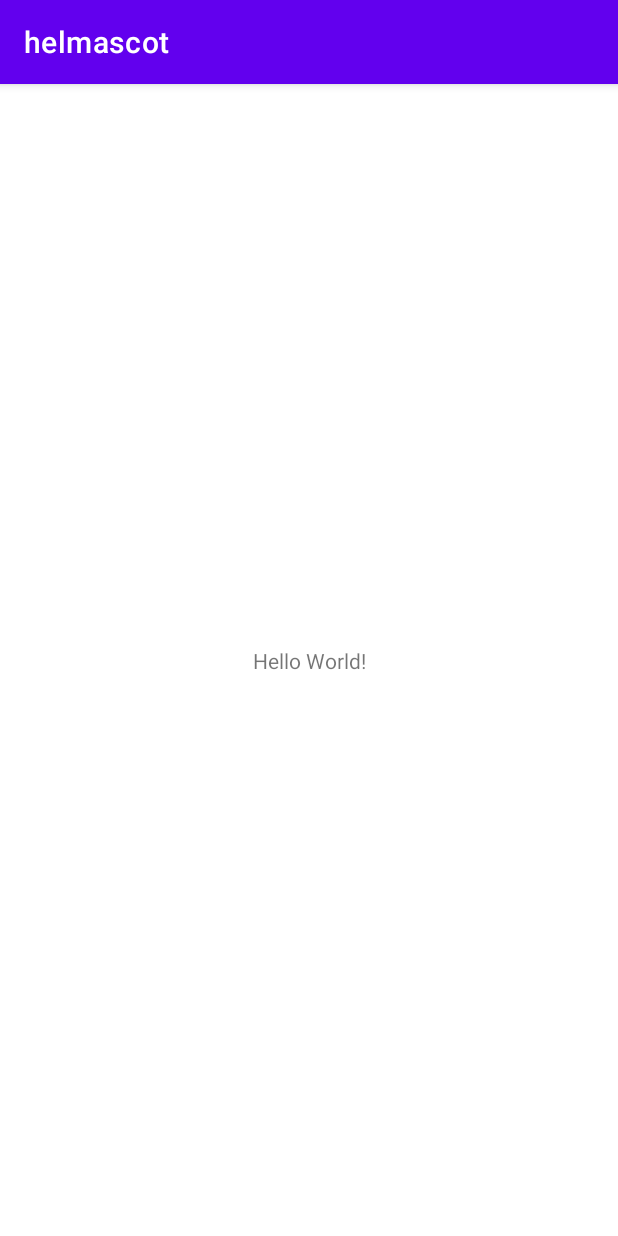
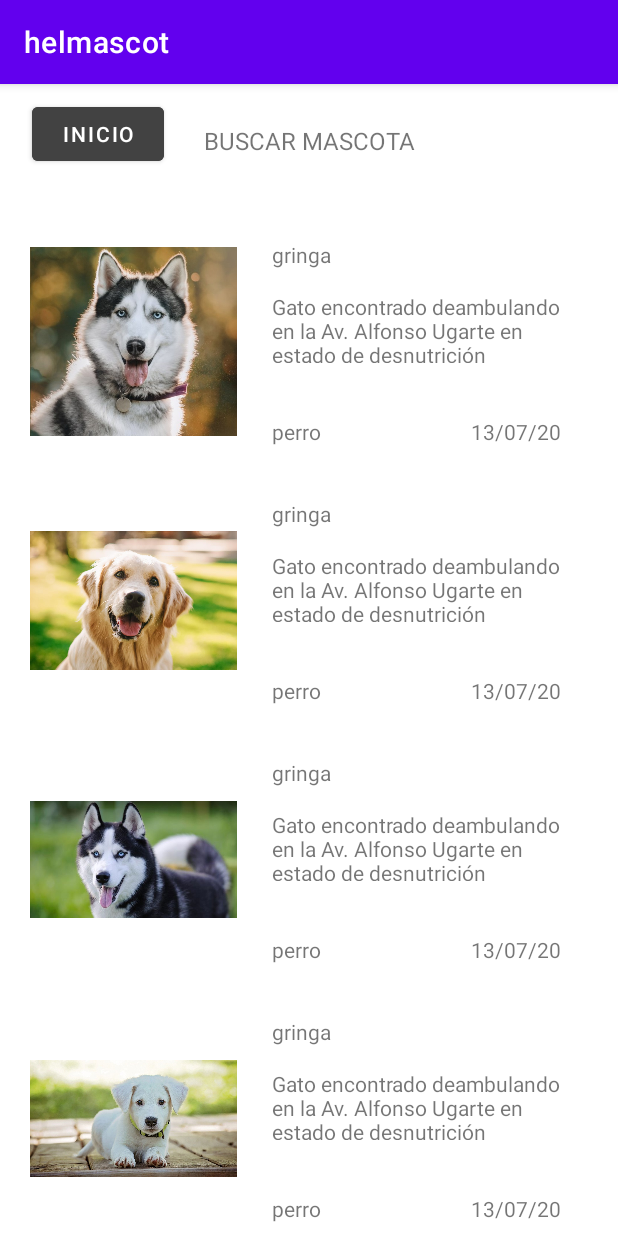
Before and after one commit to JimCode90/helmastoc-app-java, an Android app: the MainActivity screen opened directly, with no data from a screen before it, on a phone screen of 412 x 824 dp. Run offline under Robolectric (Android 15) with nearby library versions, the phone set to English and light mode, and no system bars.

Commit message:
ejercicio2 finalizado

```diff
--- /dev/null
+++ b/app/src/main/java/com/jimcode/helmascot/Adaptador/Mascota.java
@@ -0,0 +1,58 @@
+package com.jimcode.helmascot.Adaptador;
+
+public class Mascota {
+    private String nombre;
+    private int foto;
+    private String raza;
+    private String descripcion;
+    private String fecha;
+
+
+    public Mascota(String nombre, int foto, String raza, String descripcion, String fecha) {
+        this.nombre = nombre;
+        this.foto = foto;
+        this.raza = raza;
+        this.descripcion = descripcion;
+        this.fecha = fecha;
+    }
+
+    public String getNombre() {
+        return nombre;
+    }
+
+    public void setNombre(String nombre) {
+        this.nombre = nombre;
+    }
+
+    public int getFoto() {
+        return foto;
+    }
+
+    public void setFoto(int foto) {
+        this.foto = foto;
+    }
+
+    public String getRaza() {
+        return raza;
+    }
+
+    public void setRaza(String raza) {
+        this.raza = raza;
+    }
+
+    public String getDescripcion() {
+        return descripcion;
+    }
+
+    public void setDescripcion(String descripcion) {
+        this.descripcion = descripcion;
+    }
+
+    public String getFecha() {
+        return fecha;
+    }
+
+    public void setFecha(String fecha) {
+        this.fecha = fecha;
+    }
+}
--- /dev/null
+++ b/app/src/main/java/com/jimcode/helmascot/Adaptador/MascotaAdaptador.java
@@ -0,0 +1,44 @@
+package com.jimcode.helmascot.Adaptador;
+
+import android.view.LayoutInflater;
+import android.view.View;
+import android.view.ViewGroup;
+
+import androidx.annotation.NonNull;
+import androidx.recyclerview.widget.RecyclerView;
+
+import com.jimcode.helmascot.R;
+
+import java.util.ArrayList;
+
+public class MascotaAdaptador extends RecyclerView.Adapter {
+
+    private ArrayList<Mascota> mascotas;
+
+    public MascotaAdaptador(ArrayList<Mascota> mascotas) {
+        this.mascotas = mascotas;
+    }
+
+    @NonNull
+    @Override
+    public RecyclerView.ViewHolder onCreateViewHolder(@NonNull ViewGroup viewGroup, int i) {
+        View layout_item = LayoutInflater.from(viewGroup.getContext()).inflate(R.layout.mascota_item, viewGroup, false);
+        MascotaViewHolder mascotaViewHolder = new MascotaViewHolder(layout_item);
+        return mascotaViewHolder;
+    }
+
+    @Override
+    public void onBindViewHolder(@NonNull RecyclerView.ViewHolder viewHolder, int i) {
+        MascotaViewHolder mascotaViewHolder = (MascotaViewHolder) viewHolder;
+        mascotaViewHolder.ivFotoMascota.setImageResource(mascotas.get(i).getFoto());
+        mascotaViewHolder.txvNombreMascota.setText(mascotas.get(i).getNombre());
+        mascotaViewHolder.txvDescripcionMascota.setText(mascotas.get(i).getDescripcion());
+        mascotaViewHolder.txvRazaMascota.setText(mascotas.get(i).getRaza());
+        mascotaViewHolder.txvFechaMascota.setText(mascotas.get(i).getFecha());
+    }
+
+    @Override
+    public int getItemCount() {
+        return mascotas.size();
+    }
+}
--- /dev/null
+++ b/app/src/main/java/com/jimcode/helmascot/Adaptador/MascotaViewHolder.java
@@ -0,0 +1,25 @@
+package com.jimcode.helmascot.Adaptador;
+
+import android.view.View;
+import android.widget.ImageView;
+import android.widget.TextView;
+
+import androidx.annotation.NonNull;
+import androidx.recyclerview.widget.RecyclerView;
+
+import com.jimcode.helmascot.R;
+
+public class MascotaViewHolder extends RecyclerView.ViewHolder {
+
+    public ImageView ivFotoMascota;
+    public TextView txvNombreMascota, txvDescripcionMascota, txvRazaMascota, txvFechaMascota;
+
+    public MascotaViewHolder(@NonNull View itemView) {
+        super(itemView);
+        ivFotoMascota = itemView.findViewById(R.id.ivFotoMascota);
+        txvNombreMascota = itemView.findViewById(R.id.txvNombreMascota);
+        txvDescripcionMascota = itemView.findViewById(R.id.txvDescripcionMascota);
+        txvRazaMascota = itemView.findViewById(R.id.txvRazaMascota);
+        txvFechaMascota = itemView.findViewById(R.id.txvFechaMascota);
+    }
+}
--- a/app/src/main/java/com/jimcode/helmascot/MainActivity.java
+++ b/app/src/main/java/com/jimcode/helmascot/MainActivity.java
@@ -1,14 +1,54 @@
 package com.jimcode.helmascot;
 
 import androidx.appcompat.app.AppCompatActivity;
+import androidx.recyclerview.widget.LinearLayoutManager;
+import androidx.recyclerview.widget.RecyclerView;
 
+import android.content.Intent;
 import android.os.Bundle;
+import android.view.View;
+import android.widget.Button;
+
+import com.jimcode.helmascot.Adaptador.Mascota;
+import com.jimcode.helmascot.Adaptador.MascotaAdaptador;
+
+import java.util.ArrayList;
 
 public class MainActivity extends AppCompatActivity {
+
+    ArrayList<Mascota> mascotas = new ArrayList<>();
+    Button btnRegresar;
 
     @Override
     protected void onCreate(Bundle savedInstanceState) {
         super.onCreate(savedInstanceState);
         setContentView(R.layout.activity_main);
+
+        btnRegresar = (Button) findViewById(R.id.btnRegresarInicio2);
+
+        mascotas.add(new Mascota("gringa", R.drawable.perro1, "perro", "Gato encontrado deambulando en la Av. Alfonso Ugarte en estado de desnutrición", "13/07/20"));
+        mascotas.add(new Mascota("gringa", R.drawable.perro2, "perro", "Gato encontrado deambulando en la Av. Alfonso Ugarte en estado de desnutrición", "13/07/20"));
+        mascotas.add(new Mascota("gringa", R.drawable.perro3, "perro", "Gato encontrado deambulando en la Av. Alfonso Ugarte en estado de desnutrición", "13/07/20"));
+        mascotas.add(new Mascota("gringa", R.drawable.perro4, "perro", "Gato encontrado deambulando en la Av. Alfonso Ugarte en estado de desnutrición", "13/07/20"));
+        mascotas.add(new Mascota("gringa", R.drawable.perro5, "perro", "Gato encontrado deambulando en la Av. Alfonso Ugarte en estado de desnutrición", "13/07/20"));
+        mascotas.add(new Mascota("gringa", R.drawable.perro6, "perro", "Gato encontrado deambulando en la Av. Alfonso Ugarte en estado de desnutrición", "13/07/20"));
+        mascotas.add(new Mascota("gringa", R.drawable.perro7, "perro", "Gato encontrado deambulando en la Av. Alfonso Ugarte en estado de desnutrición", "13/07/20"));
+
+        RecyclerView rvMascota = findViewById(R.id.rvMascota);
+
+        LinearLayoutManager layoutManager = new LinearLayoutManager(this);
+        rvMascota.setLayoutManager(layoutManager);
+
+        MascotaAdaptador adaptador = new MascotaAdaptador(mascotas);
+        rvMascota.setAdapter(adaptador);
+
+
+        btnRegresar.setOnClickListener(new View.OnClickListener() {
+            @Override
+            public void onClick(View v) {
+                startActivity(new Intent(MainActivity.this, InicioActivity.class));
+            }
+        });
+
     }
 }
--- a/app/src/main/res/layout/activity_main.xml
+++ b/app/src/main/res/layout/activity_main.xml
@@ -7,11 +7,33 @@
     tools:context=".MainActivity">
 
     <TextView
+        android:id="@+id/textView7"
         android:layout_width="wrap_content"
         android:layout_height="wrap_content"
-        android:text="Hello World!"
+        android:text="BUSCAR MASCOTA"
+        android:textSize="16sp"
         app:layout_constraintBottom_toBottomOf="parent"
         app:layout_constraintEnd_toEndOf="parent"
+        app:layout_constraintStart_toStartOf="parent"
+        app:layout_constraintTop_toTopOf="parent"
+        app:layout_constraintVertical_bias="0.036" />
+
+    <androidx.recyclerview.widget.RecyclerView
+        android:id="@+id/rvMascota"
+        android:layout_width="match_parent"
+        android:layout_height="wrap_content"
+        android:layout_marginTop="20dp"
+        app:layout_constraintStart_toStartOf="parent"
+        app:layout_constraintTop_toBottomOf="@+id/textView7" />
+
+    <Button
+        android:id="@+id/btnRegresarInicio2"
+        android:layout_width="wrap_content"
+        android:layout_height="wrap_content"
+        android:layout_marginStart="21dp"
+        android:layout_marginTop="9dp"
+        android:text="INICIO"
+        android:backgroundTint="@color/cardview_dark_background"
         app:layout_constraintStart_toStartOf="parent"
         app:layout_constraintTop_toTopOf="parent" />
 
--- /dev/null
+++ b/app/src/main/res/layout/mascota_item.xml
@@ -0,0 +1,57 @@
+<?xml version="1.0" encoding="utf-8"?>
+<androidx.constraintlayout.widget.ConstraintLayout xmlns:android="http://schemas.android.com/apk/res/android"
+    xmlns:app="http://schemas.android.com/apk/res-auto"
+    xmlns:tools="http://schemas.android.com/tools"
+    android:layout_width="match_parent"
+    android:layout_height="wrap_content">
+
+    <ImageView
+        android:id="@+id/ivFotoMascota"
+        android:layout_width="138dp"
+        android:layout_height="138dp"
+        android:layout_marginStart="20dp"
+        android:layout_marginTop="34dp"
+        app:layout_constraintStart_toStartOf="parent"
+        app:layout_constraintTop_toTopOf="parent"
+        tools:srcCompat="@tools:sample/avatars" />
+
+    <TextView
+        android:id="@+id/txvNombreMascota"
+        android:layout_width="wrap_content"
+        android:layout_height="wrap_content"
+        android:layout_marginStart="23dp"
+        android:layout_marginTop="35dp"
+        android:text="nombre"
+        app:layout_constraintStart_toEndOf="@+id/ivFotoMascota"
+        app:layout_constraintTop_toTopOf="parent" />
+
+    <TextView
+        android:id="@+id/txvDescripcionMascota"
+        android:layout_width="193dp"
+        android:layout_height="47dp"
+        android:layout_marginStart="23dp"
+        android:layout_marginTop="15dp"
+        android:text="Una breve descripcion de la mascota a ser rescatada"
+        app:layout_constraintStart_toEndOf="@+id/ivFotoMascota"
+        app:layout_constraintTop_toBottomOf="@+id/txvNombreMascota" />
+
+    <TextView
+        android:id="@+id/txvRazaMascota"
+        android:layout_width="wrap_content"
+        android:layout_height="wrap_content"
+        android:layout_marginStart="23dp"
+        android:layout_marginTop="36dp"
+        android:text="raza"
+        app:layout_constraintStart_toEndOf="@+id/ivFotoMascota"
+        app:layout_constraintTop_toBottomOf="@+id/txvDescripcionMascota" />
+
+    <TextView
+        android:id="@+id/txvFechaMascota"
+        android:layout_width="wrap_content"
+        android:layout_height="wrap_content"
+        android:layout_marginStart="100dp"
+        android:layout_marginTop="36dp"
+        android:text="fecha"
+        app:layout_constraintStart_toEndOf="@+id/txvRazaMascota"
+        app:layout_constraintTop_toBottomOf="@+id/txvDescripcionMascota" />
+</androidx.constraintlayout.widget.ConstraintLayout>
```
Also changed, not shown: app/src/main/java/com/jimcode/helmascot/ReporteActivity.java (+11 -19 lines), app/src/main/java/com/jimcode/helmascot/ResultadoActivity.java (+24 -0 lines), app/src/main/res/layout/activity_resultado.xml (+41 -0 lines), app/src/main/res/drawable/exitoso.png (added).
